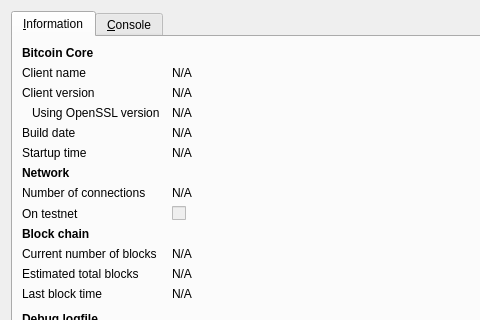
Qt form src/qt/forms/rpcconsole.ui (richcoin/richcoin) before a commit; both pictures show x 0 to 480 and y 0 to 320 of the 740 by 450 pixel window.
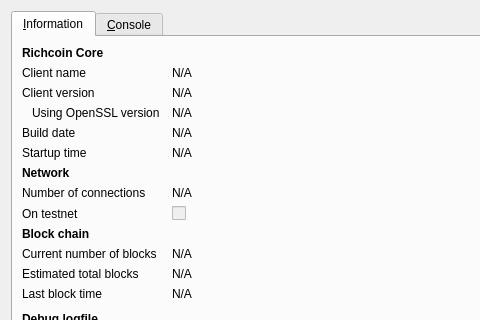
The same form after that commit. Icons and pictures are not drawn.

Commit message: richcoin create

Patch:
```diff
--- a/src/qt/forms/rpcconsole.ui
+++ b/src/qt/forms/rpcconsole.ui
@@ -36,7 +36,7 @@
           </font>
          </property>
          <property name="text">
-          <string>Bitcoin Core</string>
+          <string>Richcoin Core</string>
          </property>
         </widget>
        </item>
```
Left out of the diff: 10 changed lines with no effect on the pictures. The commit also changes 210 other files.
